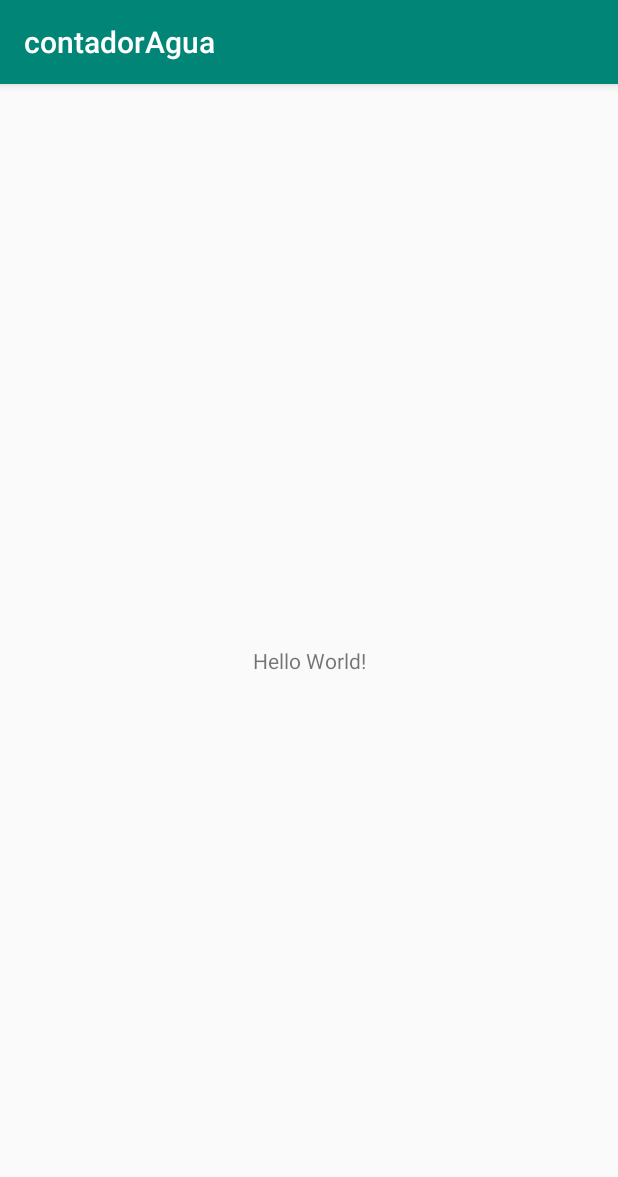
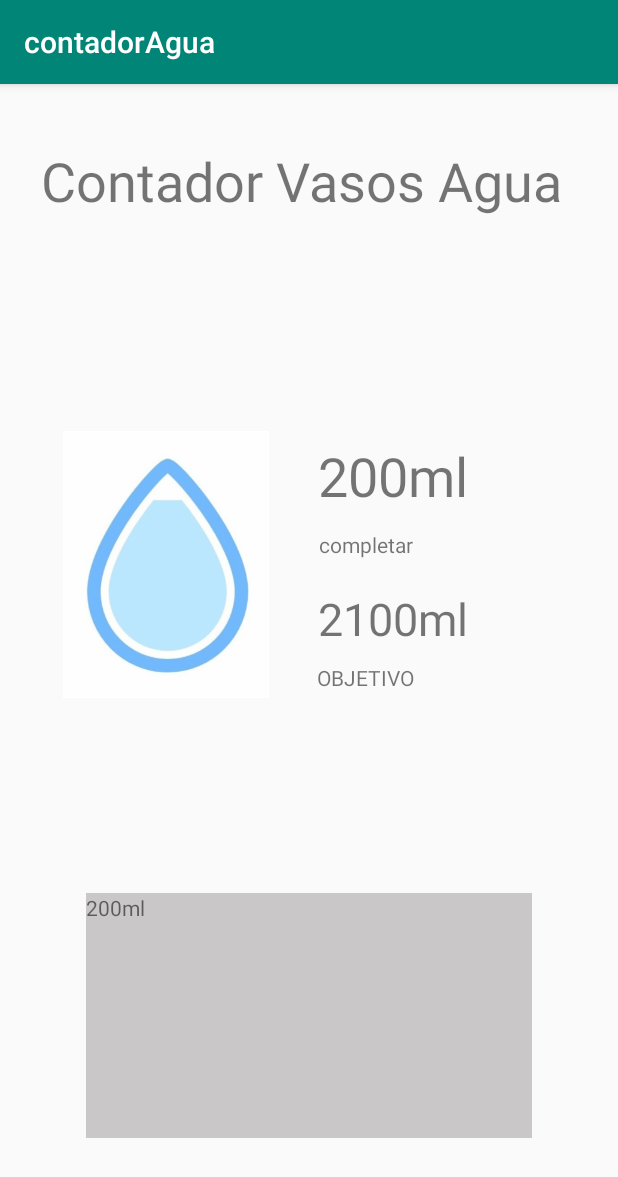
Before and after one commit to rolandoaamejia/contadorAgua, an Android app: the screen it shows after launch (MainActivity), on a phone screen of 412 x 824 dp. Shown: the top 1177 px of the screen. Run offline under Robolectric (Android 15) with nearby library versions, the phone set to English and light mode, and no system bars.

Commit message:
pagina contador de vasos de agua

```diff
--- a/app/src/main/res/layout/activity_main.xml
+++ b/app/src/main/res/layout/activity_main.xml
@@ -7,12 +7,95 @@
     tools:context=".MainActivity">
 
     <TextView
+        android:id="@+id/textView"
         android:layout_width="wrap_content"
         android:layout_height="wrap_content"
-        android:text="Hello World!"
-        app:layout_constraintBottom_toBottomOf="parent"
-        app:layout_constraintLeft_toLeftOf="parent"
-        app:layout_constraintRight_toRightOf="parent"
+        android:layout_marginTop="40dp"
+        android:text="Contador Vasos Agua"
+        android:textSize="36sp"
+        app:layout_constraintEnd_toEndOf="parent"
+        app:layout_constraintHorizontal_bias="0.426"
+        app:layout_constraintStart_toStartOf="parent"
         app:layout_constraintTop_toTopOf="parent" />
 
+    <ImageView
+        android:id="@+id/imageView"
+        android:layout_width="149dp"
+        android:layout_height="178dp"
+        app:layout_constraintBottom_toBottomOf="parent"
+        app:layout_constraintEnd_toEndOf="parent"
+        app:layout_constraintHorizontal_bias="0.137"
+        app:layout_constraintStart_toStartOf="parent"
+        app:layout_constraintTop_toTopOf="parent"
+        app:layout_constraintVertical_bias="0.392"
+        app:srcCompat="@drawable/gota" />
+
+    <TextView
+        android:id="@+id/textView2"
+        android:layout_width="wrap_content"
+        android:layout_height="wrap_content"
+        android:text="200ml"
+        android:textSize="36sp"
+        app:layout_constraintBottom_toBottomOf="parent"
+        app:layout_constraintEnd_toEndOf="parent"
+        app:layout_constraintHorizontal_bias="0.68"
+        app:layout_constraintStart_toStartOf="parent"
+        app:layout_constraintTop_toTopOf="parent"
+        app:layout_constraintVertical_bias="0.329" />
+
+    <TextView
+        android:id="@+id/textView3"
+        android:layout_width="wrap_content"
+        android:layout_height="wrap_content"
+        android:text="completar"
+        app:layout_constraintBottom_toBottomOf="parent"
+        app:layout_constraintEnd_toEndOf="parent"
+        app:layout_constraintHorizontal_bias="0.609"
+        app:layout_constraintStart_toStartOf="parent"
+        app:layout_constraintTop_toTopOf="parent"
+        app:layout_constraintVertical_bias="0.397" />
+
+    <TextView
+        android:id="@+id/textView4"
+        android:layout_width="wrap_content"
+        android:layout_height="wrap_content"
+        android:text="2100ml"
+        android:textSize="30sp"
+        app:layout_constraintBottom_toBottomOf="parent"
+        app:layout_constraintEnd_toEndOf="parent"
+        app:layout_constraintHorizontal_bias="0.68"
+        app:layout_constraintStart_toStartOf="parent"
+        app:layout_constraintTop_toTopOf="parent"
+        app:layout_constraintVertical_bias="0.462" />
+
+    <TextView
+        android:id="@+id/textView5"
+        android:layout_width="78dp"
+        android:layout_height="28dp"
+        android:text="OBJETIVO"
+        android:textSize="14sp"
+        app:layout_constraintBottom_toBottomOf="parent"
+        app:layout_constraintEnd_toEndOf="parent"
+        app:layout_constraintHorizontal_bias="0.633"
+        app:layout_constraintStart_toStartOf="parent"
+        app:layout_constraintTop_toTopOf="parent"
+        app:layout_constraintVertical_bias="0.522" />
+
+    <FrameLayout
+        android:layout_width="297dp"
+        android:layout_height="163dp"
+        android:background="#B5B6B3B3"
+        app:layout_constraintBottom_toBottomOf="parent"
+        app:layout_constraintEnd_toEndOf="parent"
+        app:layout_constraintStart_toStartOf="parent"
+        app:layout_constraintTop_toTopOf="parent"
+        app:layout_constraintVertical_bias="0.892">
+
+        <TextView
+            android:id="@+id/textView6"
+            android:layout_width="107dp"
+            android:layout_height="38dp"
+            android:text="200ml" />
+    </FrameLayout>
+
 </androidx.constraintlayout.widget.ConstraintLayout>
```
Also changed, not shown: app/src/main/res/drawable-hdpi/gota.png (added), app/src/main/res/drawable-mdpi/gota.png (added), app/src/main/res/drawable-xhdpi/gota.png (added), app/src/main/res/drawable-xxhdpi/gota.png (added), app/src/main/res/drawable-xxxhdpi/gota.png (added).
